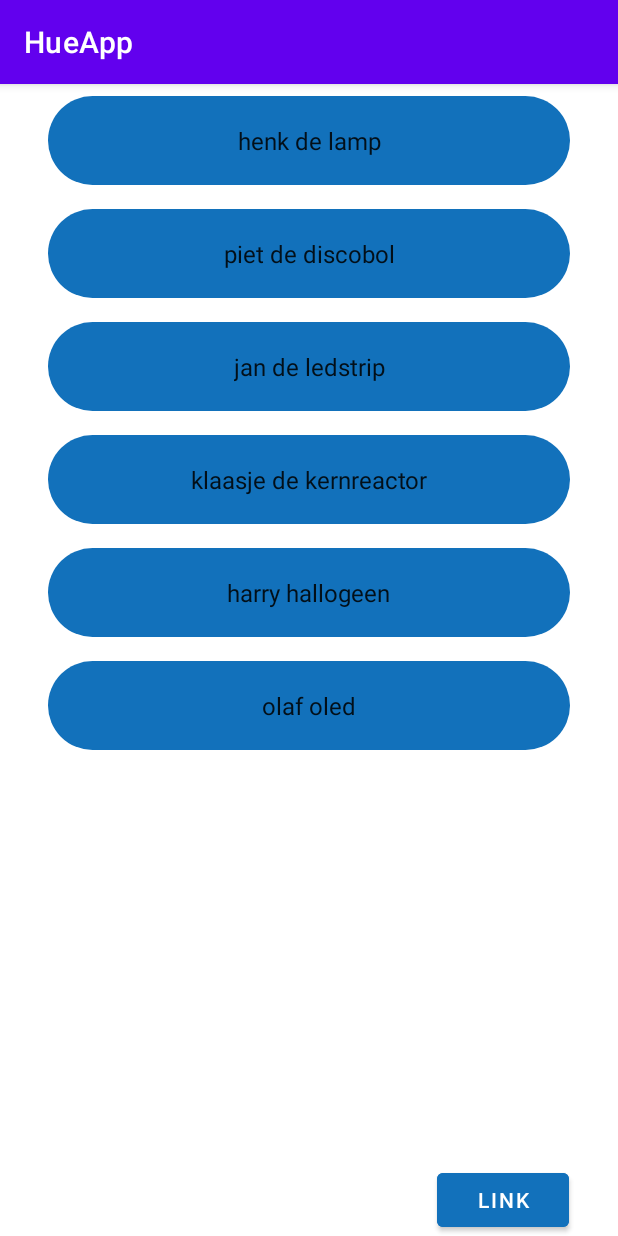
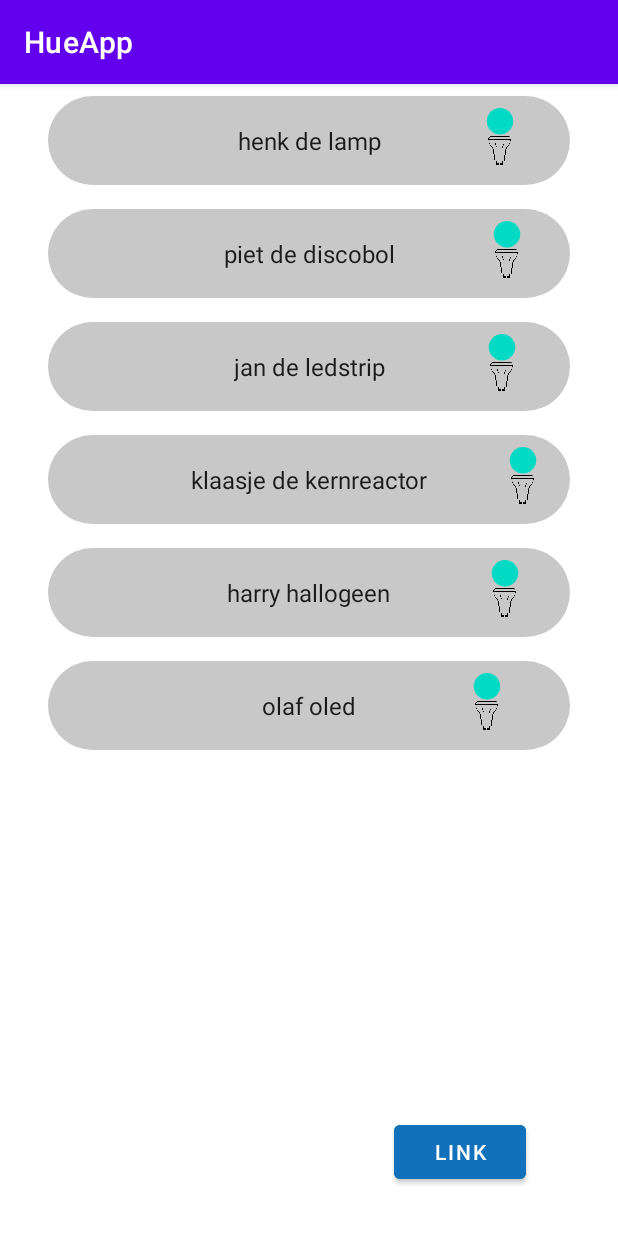
Before and after one commit to TONI330/TDMD-Opdracht-Hue-app, an Android app: the screen it shows after launch (MainActivity), after a tap on "LINK", on a phone screen of 412 x 824 dp. Run offline under Robolectric (Android 15) with nearby library versions, the phone set to English and light mode, and no system bars; our stand-ins replace Volley; network calls fail.

Commit message:
stuff looks fucked up now
but I'm trying some shit maar moet eten nu will be back

```diff
--- a/HueApp/app/src/main/java/com/example/hueapp/Bridge.java
+++ b/HueApp/app/src/main/java/com/example/hueapp/Bridge.java
@@ -77,6 +77,11 @@ public class Bridge {
             Log.i(LOGTAG, "setColor: "+ Arrays.toString(hsv));
         }
 
+        @Override
+        public float[] getColor() {
+            return null;
+        }
+
         @NonNull
         @Override
         public String toString() {
--- a/HueApp/app/src/main/java/com/example/hueapp/HueApiManager.java
+++ b/HueApp/app/src/main/java/com/example/hueapp/HueApiManager.java
@@ -34,7 +34,7 @@ interface LightController {
 public class HueApiManager implements LightController {
     private static final String LOGTAG = HueApiManager.class.getName();
     private static final int port = 8000;
-    private static final String IP_AND_PORT = "192.168.2.37:" + port;
+    private static final String IP_AND_PORT = "192.168.178.81:" + port;
     //private static final String USERNAME = "c309879139eb4ff896fe0ffb26896fb";
 
     private String username;
@@ -99,12 +99,7 @@ public class HueApiManager implements LightController {
                             Log.e(LOGTAG, "Error while parsing JSON: " + exception.getLocalizedMessage());
                         }
                     }
-                }, new Response.ErrorListener() {
-            @Override
-            public void onErrorResponse(VolleyError error) {
-                Log.e(LOGTAG, error.getLocalizedMessage());
-            }
-        });
+                }, error -> Log.e(LOGTAG, error.getLocalizedMessage() != null ? error.getLocalizedMessage() : ""));
         return jsonRequest;
     }
 
--- a/HueApp/app/src/main/java/com/example/hueapp/HueLamp.java
+++ b/HueApp/app/src/main/java/com/example/hueapp/HueLamp.java
@@ -7,6 +7,7 @@ public class HueLamp implements Lamp{
     private boolean state;
     private String id;
     private String name;
+    private float[] color;
 
     private LightController lightController;
 
@@ -54,7 +55,13 @@ public class HueLamp implements Lamp{
 
     @Override
     public void setColor(float[] hsv) {
+        this.color = hsv;
         lightController.setLightColor(this,hsv);
+    }
+
+    @Override
+    public float[] getColor() {
+        return this.color;
     }
 
     @NonNull
--- a/HueApp/app/src/main/java/com/example/hueapp/Lamp.java
+++ b/HueApp/app/src/main/java/com/example/hueapp/Lamp.java
@@ -15,4 +15,6 @@ public interface Lamp{
     void toggle();
 
     void setColor(float[] hsv);
+
+    float[] getColor();
 }
--- a/HueApp/app/src/main/java/com/example/hueapp/LampRecyclerViewAdapter.java
+++ b/HueApp/app/src/main/java/com/example/hueapp/LampRecyclerViewAdapter.java
@@ -3,10 +3,13 @@ package com.example.hueapp;
 import androidx.annotation.NonNull;
 import androidx.recyclerview.widget.RecyclerView;
 
+import android.graphics.Color;
+import android.graphics.PorterDuff;
 import android.util.Log;
 import android.view.LayoutInflater;
 import android.view.View;
 import android.view.ViewGroup;
+import android.widget.ImageView;
 import android.widget.TextView;
 
 
@@ -21,6 +24,7 @@ public class LampRecyclerViewAdapter extends RecyclerView.Adapter<LampRecyclerVi
     private static final String LOGTAG = ViewHolder.class.getName();
     private final List<Lamp> mValues;
     private OnItemClickListener clickListener;
+    private ImageView lampImage;
 
     // This interface isolates us from classes that want to listen to item clicks
     // so we don't need to know what those classes are
@@ -37,6 +41,7 @@ public class LampRecyclerViewAdapter extends RecyclerView.Adapter<LampRecyclerVi
     @Override
     public ViewHolder onCreateViewHolder(ViewGroup parent, int viewType) {
         View itemView = LayoutInflater.from(parent.getContext()).inflate(R.layout.lamp_list_item, parent, false);
+        this.lampImage = itemView.findViewById(R.id.lamp_color);
         return new ViewHolder(itemView);
         //return new ViewHolder(FragmentOverviewBinding.inflate(LayoutInflater.from(parent.getContext()), parent, false));
     }
@@ -45,6 +50,7 @@ public class LampRecyclerViewAdapter extends RecyclerView.Adapter<LampRecyclerVi
     public void onBindViewHolder(final ViewHolder holder, int position) {
         holder.mLampItem = mValues.get(position);
         holder.mIdView.setText(mValues.get(position).getName());
+        if(holder.mLampItem.getColor() != null) lampImage.setColorFilter(Color.HSVToColor(holder.mLampItem.getColor()), PorterDuff.Mode.ADD);
         //holder.mContentView.setText(mValues.get(position).content);
     }
 
--- /dev/null
+++ b/HueApp/app/src/main/res/drawable/lamp_with_color.xml
@@ -0,0 +1,20 @@
+<?xml version="1.0" encoding="utf-8"?>
+<layer-list xmlns:android="http://schemas.android.com/apk/res/android">
+
+    <item
+        android:gravity="center_horizontal"
+        android:bottom="800dp"
+        android:width="550dp"
+        android:height="550dp"
+        >
+        <shape android:shape="oval"
+            android:tint="@color/teal_200"
+            />
+    </item>
+
+    <item
+        android:drawable="@drawable/fitting"
+        android:gravity="bottom"
+        />
+
+</layer-list>
--- /dev/null
+++ b/HueApp/app/src/main/res/drawable/list_item.xml
@@ -0,0 +1,29 @@
+<layer-list xmlns:android="http://schemas.android.com/apk/res/android">
+
+<!--    <item-->
+<!--        android:drawable="@drawable/rounded_square"-->
+<!--        android:gravity="center"-->
+
+<!--        />-->
+
+    <item>
+
+        <shape>
+            <corners
+                android:bottomLeftRadius="30dp"
+                android:bottomRightRadius="30dp"
+                android:topLeftRadius="30dp"
+                android:topRightRadius="30dp" />
+            <solid android:color="@color/cardview_shadow_start_color" />
+        </shape>
+    </item>
+
+<!--    <item-->
+<!--        android:drawable="@drawable/fitting"-->
+<!--        android:gravity="center"-->
+<!--        android:left="1200dp"-->
+<!--        android:width="200dp"-->
+<!--        android:height="200dp"-->
+<!--        />-->
+
+</layer-list>
--- a/HueApp/app/src/main/res/layout-land/activity_main.xml
+++ b/HueApp/app/src/main/res/layout-land/activity_main.xml
@@ -39,4 +39,19 @@
         app:layout_constraintVertical_bias="0.25"
         tools:visibility="visible" />
 
+    <Button
+        android:id="@+id/linkButton"
+        android:layout_width="wrap_content"
+        android:layout_height="wrap_content"
+        android:layout_marginEnd="32dp"
+        android:layout_marginBottom="32dp"
+        android:backgroundTint="#1271BB"
+        android:text="@string/link_button_text"
+        app:layout_constraintBottom_toBottomOf="parent"
+        app:layout_constraintEnd_toEndOf="parent"
+        app:layout_constraintHorizontal_bias="0.98"
+        app:layout_constraintStart_toStartOf="parent"
+        app:layout_constraintTop_toTopOf="parent"
+        app:layout_constraintVertical_bias="0.98" />
+
 </androidx.constraintlayout.widget.ConstraintLayout>
--- a/HueApp/app/src/main/res/layout/activity_main.xml
+++ b/HueApp/app/src/main/res/layout/activity_main.xml
@@ -14,7 +14,7 @@
         android:layout_height="0dp"
         android:layout_marginStart="8dp"
         android:layout_marginEnd="8dp"
-        app:layout_constraintBottom_toTopOf="@+id/button"
+        app:layout_constraintBottom_toTopOf="@+id/linkButton"
         app:layout_constraintEnd_toEndOf="parent"
         app:layout_constraintHorizontal_bias="0.5"
         app:layout_constraintStart_toStartOf="parent"
@@ -22,9 +22,11 @@
         app:layout_constraintVertical_bias="0.25" />
 
     <Button
-        android:id="@+id/button"
+        android:id="@+id/linkButton"
         android:layout_width="wrap_content"
         android:layout_height="wrap_content"
+        android:layout_marginEnd="32dp"
+        android:layout_marginBottom="32dp"
         android:backgroundTint="#1271BB"
         android:onClick="linkButtonPressed"
         android:text="@string/link_button_text"
--- a/HueApp/app/src/main/res/layout/lamp_list_item.xml
+++ b/HueApp/app/src/main/res/layout/lamp_list_item.xml
@@ -1,6 +1,7 @@
 <?xml version="1.0" encoding="utf-8"?>
 <androidx.constraintlayout.widget.ConstraintLayout xmlns:android="http://schemas.android.com/apk/res/android"
     xmlns:app="http://schemas.android.com/apk/res-auto"
+    xmlns:tools="http://schemas.android.com/tools"
     android:id="@+id/linearLayout"
     android:layout_width="match_parent"
     android:layout_height="75dp">
@@ -19,7 +20,7 @@
         app:layout_constraintEnd_toEndOf="parent"
         app:layout_constraintStart_toStartOf="parent"
         app:layout_constraintTop_toTopOf="parent"
-        app:srcCompat="@drawable/rounded_square" />
+        app:srcCompat="@drawable/list_item" />
 
     <TextView
         android:id="@+id/item_number"
@@ -31,4 +32,19 @@
         app:layout_constraintStart_toStartOf="parent"
         app:layout_constraintTop_toTopOf="parent" />
 
+    <ImageView
+        android:id="@+id/lamp_color"
+        android:layout_width="wrap_content"
+        android:layout_height="0dp"
+        android:layout_marginTop="8dp"
+        android:layout_marginEnd="8dp"
+        android:layout_marginBottom="8dp"
+        android:translationX="20dp"
+        app:layout_constraintBottom_toBottomOf="@id/imageView2"
+        app:layout_constraintEnd_toEndOf="@+id/imageView2"
+        app:layout_constraintStart_toEndOf="@+id/item_number"
+        app:layout_constraintTop_toTopOf="@+id/imageView2"
+        app:layout_constraintVertical_bias="0.0"
+        app:srcCompat="@drawable/lamp_with_color" />
+
 </androidx.constraintlayout.widget.ConstraintLayout>
```
Also changed, not shown: HueApp/app/src/main/res/drawable/fitting.png (added).
